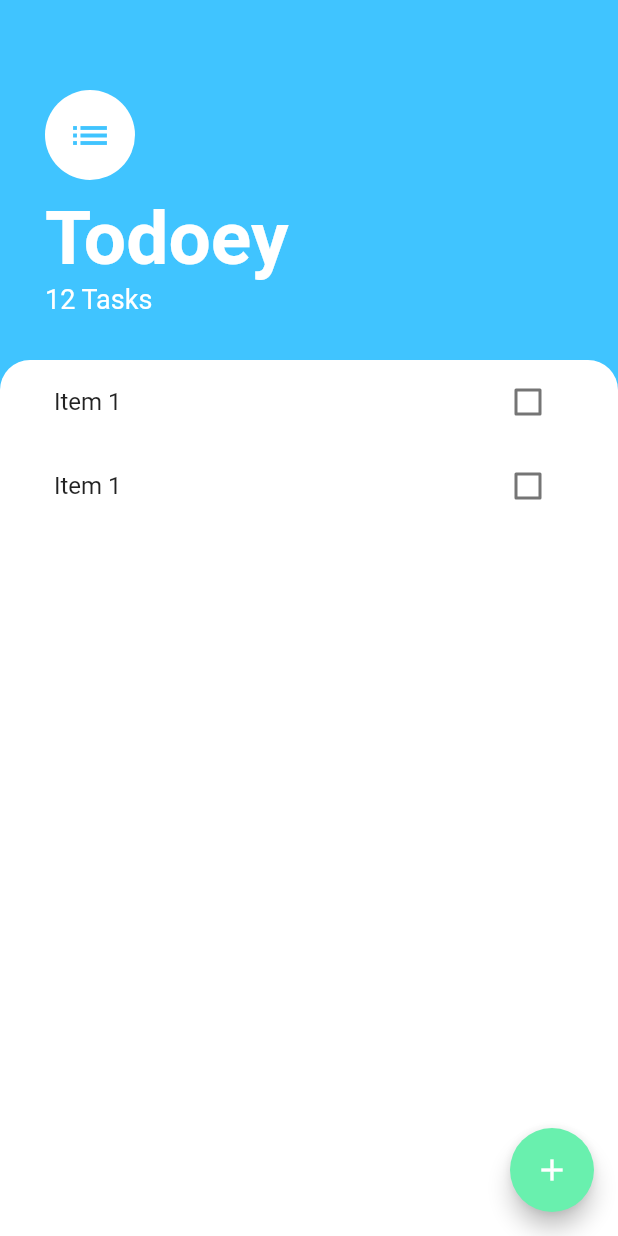
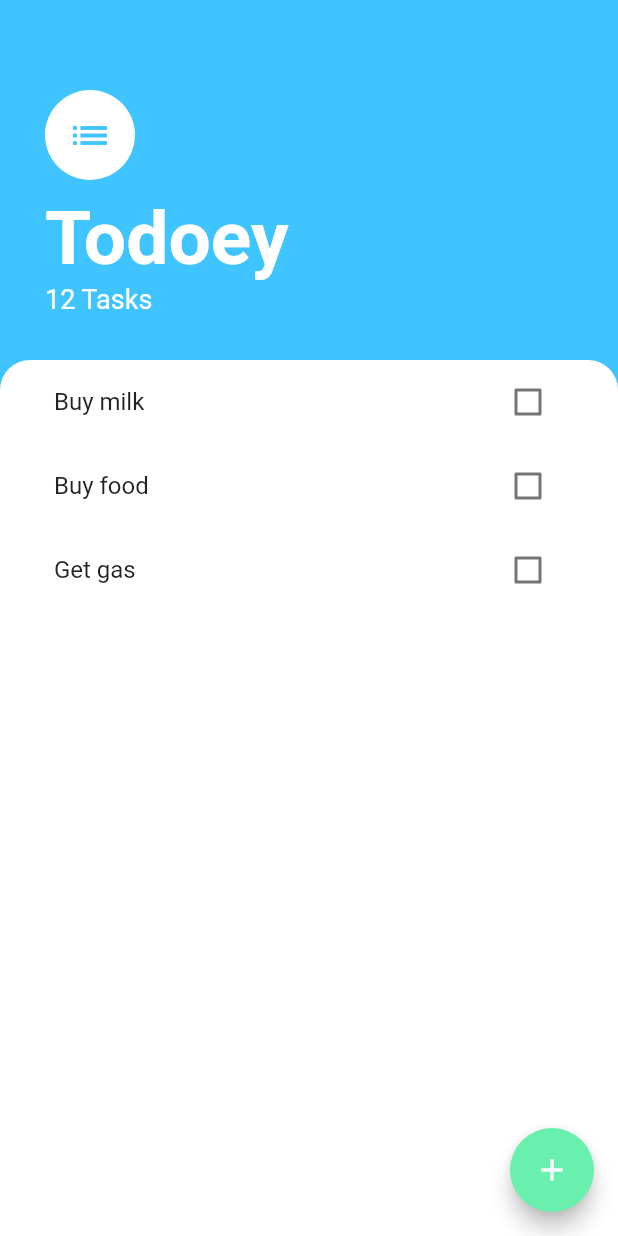
Before and after one commit to jvalentik/todey, a Flutter app: the screen it shows after launch, on a phone screen of 412 x 824 dp. Run offline on Flutter 3.47's test engine with Material 2 defaults, Android fonts, the light colour scheme and no system bars.

Commit message:
feat(*): implement ListView.builder

```diff
--- /dev/null
+++ b/lib/models/task.dart
@@ -0,0 +1,12 @@
+import 'package:flutter/cupertino.dart';
+
+class Task {
+  final String name;
+  bool isDone;
+
+  Task({@required this.name, this.isDone = false});
+
+  void toggle() {
+    this.isDone = !this.isDone;
+  }
+}
--- a/lib/widgets/task_tile.dart
+++ b/lib/widgets/task_tile.dart
@@ -1,43 +1,29 @@
 import 'package:flutter/material.dart';
 
-class TaskTile extends StatefulWidget {
-  @override
-  _TaskTileState createState() => _TaskTileState();
-}
+class TaskTile extends StatelessWidget {
+  final bool isChecked;
+  final String name;
+  final Function checkBoxCallback;
 
-class _TaskTileState extends State<TaskTile> {
-  bool isChecked = false;
+  const TaskTile({
+    @required this.name,
+    @required this.isChecked,
+    @required this.checkBoxCallback,
+  });
 
   @override
   Widget build(BuildContext context) {
     return ListTile(
       title: Text(
-        'Item 1',
+        name,
         style: TextStyle(
             decoration: isChecked ? TextDecoration.lineThrough : null),
       ),
-      trailing: TaskCheckBox(
-          isChecked: isChecked,
-          onChanged: (bool checkBoxState) {
-            setState(() {
-              isChecked = checkBoxState;
-            });
-          }),
+      trailing: Checkbox(
+        activeColor: Colors.lightBlueAccent,
+        value: isChecked,
+        onChanged: checkBoxCallback,
+      ),
     );
   }
 }
-
-class TaskCheckBox extends StatelessWidget {
-  final bool isChecked;
-  final Function onChanged;
-
-  TaskCheckBox({@required this.isChecked, @required this.onChanged});
-
-  @override
-  Widget build(BuildContext context) {
-    return Checkbox(
-      value: isChecked,
-      onChanged: onChanged,
-    );
-  }
-}
--- a/lib/widgets/tasks_list.dart
+++ b/lib/widgets/tasks_list.dart
@@ -1,14 +1,34 @@
 import 'package:flutter/material.dart';
+import 'package:todey/models/task.dart';
 import 'package:todey/widgets/task_tile.dart';
 
-class TasksList extends StatelessWidget {
+class TasksList extends StatefulWidget {
+  @override
+  _TasksListState createState() => _TasksListState();
+}
+
+class _TasksListState extends State<TasksList> {
+  List<Task> tasks = [
+    Task(name: 'Buy milk'),
+    Task(name: 'Buy food'),
+    Task(name: 'Get gas'),
+  ];
+
   @override
   Widget build(BuildContext context) {
-    return ListView(
-      children: <Widget>[
-        TaskTile(),
-        TaskTile(),
-      ],
+    return ListView.builder(
+      itemBuilder: (context, index) {
+        return TaskTile(
+          name: tasks[index].name,
+          isChecked: tasks[index].isDone,
+          checkBoxCallback: (checkBoxState) {
+            setState(() {
+              tasks[index].toggle();
+            });
+          },
+        );
+      },
+      itemCount: tasks.length,
     );
   }
 }
```
